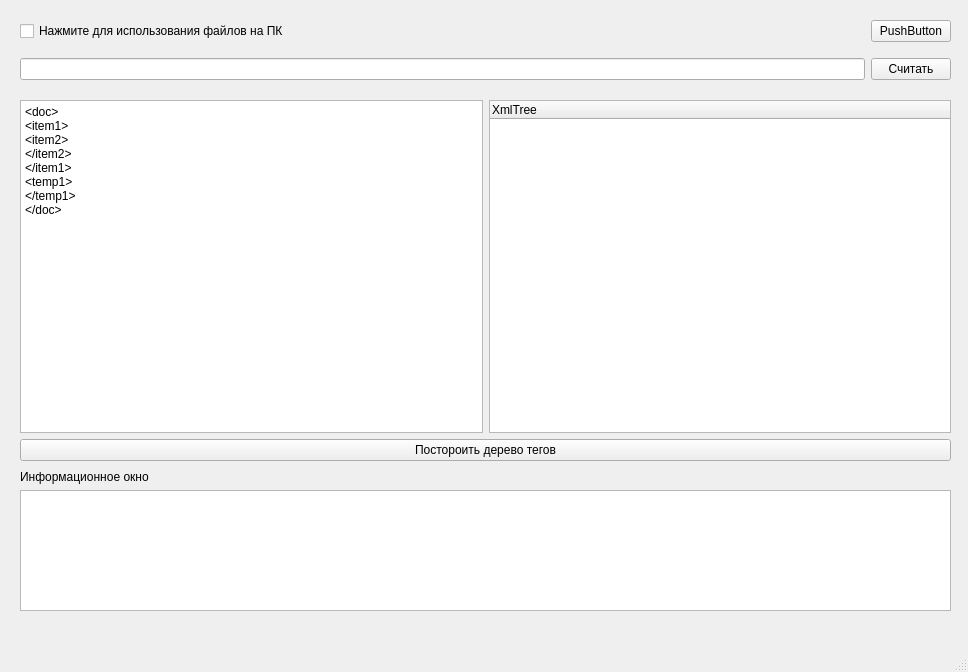
Qt form mainwindow.ui (obrodiga/XmrReder) before a commit.
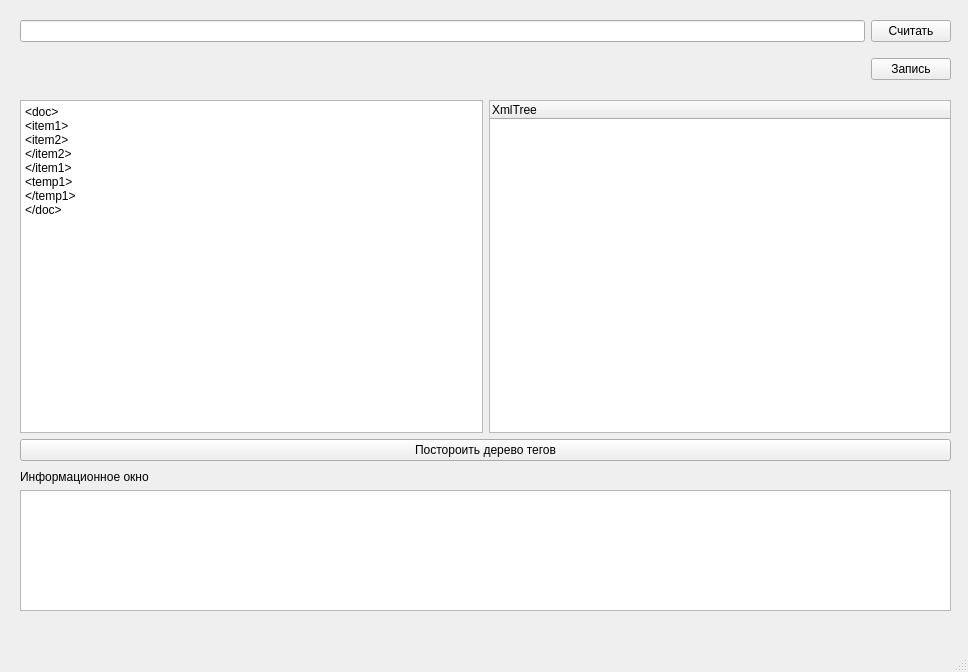
The same form after that commit.

Patch:
```diff
--- a/mainwindow.ui
+++ b/mainwindow.ui
@@ -91,30 +91,23 @@
      </rect>
     </property>
     <layout class="QGridLayout" name="gridLayout_2">
-     <item row="1" column="0">
-      <widget class="QLineEdit" name="FileFolder"/>
-     </item>
      <item row="0" column="0">
-      <widget class="QCheckBox" name="checkBox">
-       <property name="text">
-        <string>Нажмите для использования файлов на ПК</string>
-       </property>
-      </widget>
+      <widget class="QLineEdit" name="FileFolder"/>
      </item>
      <item row="1" column="1">
+      <widget class="QPushButton" name="FileSave">
+       <property name="text">
+        <string>Запись</string>
+       </property>
+      </widget>
+     </item>
+     <item row="0" column="1">
       <widget class="QPushButton" name="FileOpen">
        <property name="text">
         <string>Считать</string>
        </property>
       </widget>
      </item>
-     <item row="0" column="1">
-      <widget class="QPushButton" name="FileSave">
-       <property name="text">
-        <string>PushButton</string>
-       </property>
-      </widget>
-     </item>
     </layout>
    </widget>
    <widget class="QWidget" name="verticalLayoutWidget">
```
